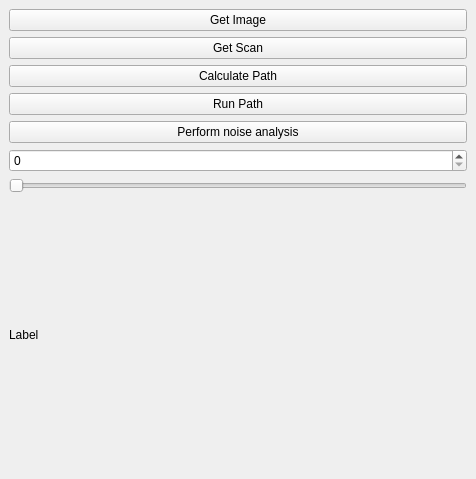
First picture: the form in simulated_depth_sensor/sample_plugin/src/SamplePlugin.ui, repository Masle16/rovi_project, before the edit.
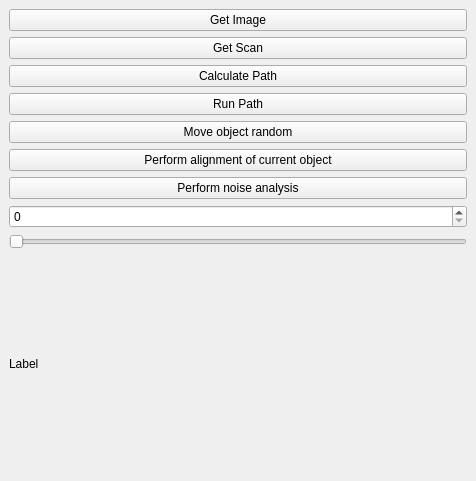
Second picture: the form after the edit.

Commit message: duck 3ds object for Bjarkeboy

The edit to the form file:
```diff
--- a/simulated_depth_sensor/sample_plugin/src/SamplePlugin.ui
+++ b/simulated_depth_sensor/sample_plugin/src/SamplePlugin.ui
@@ -7,7 +7,7 @@
     <x>0</x>
     <y>0</y>
     <width>476</width>
-    <height>479</height>
+    <height>481</height>
    </rect>
   </property>
   <property name="windowTitle">
@@ -45,8 +45,22 @@
         </property>
        </widget>
       </item>
+      <item>
+       <widget class="QPushButton" name="_btn_move">
+        <property name="text">
+         <string>Move object random</string>
+        </property>
+       </widget>
+      </item>
       <item>
        <widget class="QPushButton" name="_btn_sds">
+        <property name="text">
+         <string>Perform alignment of current object</string>
+        </property>
+       </widget>
+      </item>
+      <item>
+       <widget class="QPushButton" name="_btn_noise">
         <property name="text">
          <string>Perform noise analysis</string>
         </property>
```
The commit also changes 485 other files.
